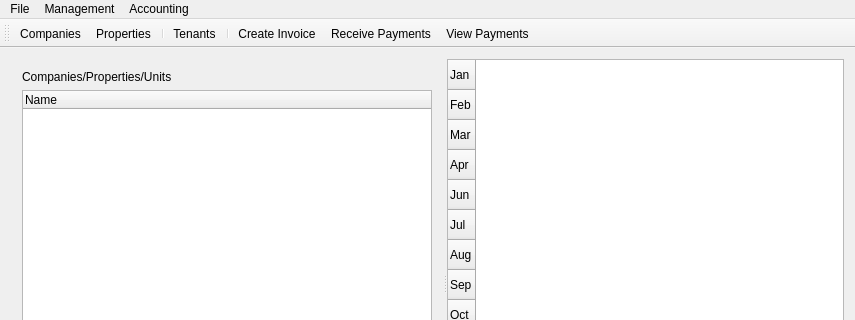
First picture: the form in rentmanagermainwindow.ui, repository jayjay-w/rentman, before the edit; both pictures show x 0 to 855 and y 0 to 320 of the 855 by 539 pixel window.
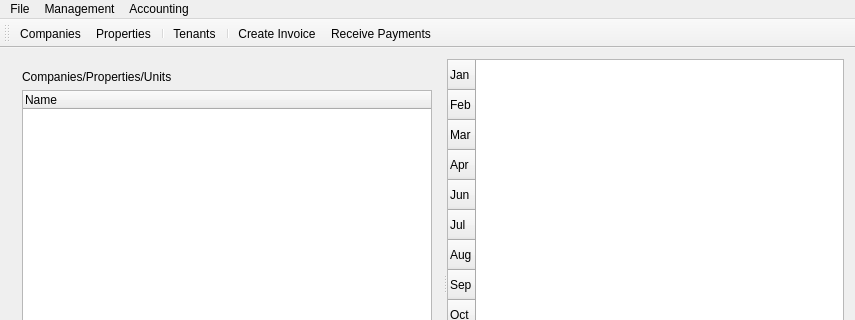
Second picture: the form after the edit. Icons and pictures are not drawn.

Commit message: Set app icons

The edit to the form file:
```diff
--- a/rentmanagermainwindow.ui
+++ b/rentmanagermainwindow.ui
@@ -158,6 +158,9 @@
    <addaction name="menuAccounting"/>
   </widget>
   <widget class="QToolBar" name="mainToolBar">
+   <property name="toolButtonStyle">
+    <enum>Qt::ToolButtonTextUnderIcon</enum>
+   </property>
    <attribute name="toolBarArea">
     <enum>TopToolBarArea</enum>
    </attribute>
@@ -171,7 +174,6 @@
    <addaction name="separator"/>
    <addaction name="actionCreate_Invoice"/>
    <addaction name="actionReceive_Payments"/>
-   <addaction name="actionView_Payments"/>
   </widget>
   <widget class="QStatusBar" name="statusBar"/>
   <action name="actionCompanies">
```
Left out of the diff: 44 changed lines with no effect on the pictures.
